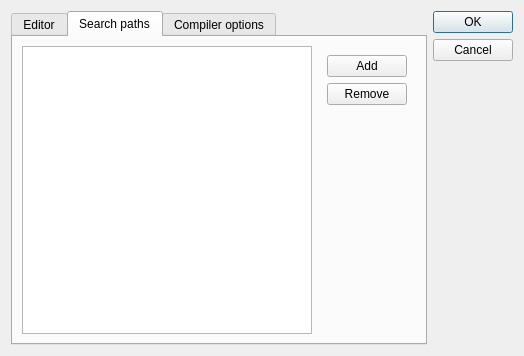
This is preferencesdialog.ui in rosco-pc/pzst as Qt 5 draws it before an edit. The edited form follows.
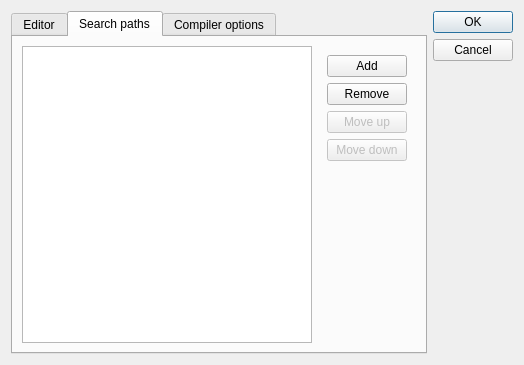
This is the edited form. The open tabs and pages were chosen to show the change. Icons and pictures are not drawn.

Commit message: up/down controls for search paths list

The edit to the form file:
```diff
--- a/preferencesdialog.ui
+++ b/preferencesdialog.ui
@@ -7,7 +7,7 @@
     <x>0</x>
     <y>0</y>
     <width>524</width>
-    <height>338</height>
+    <height>365</height>
    </rect>
   </property>
   <property name="windowTitle">
@@ -217,6 +217,26 @@
             </property>
            </widget>
           </item>
+          <item>
+           <widget class="QPushButton" name="moveUp">
+            <property name="enabled">
+             <bool>false</bool>
+            </property>
+            <property name="text">
+             <string>Move up</string>
+            </property>
+           </widget>
+          </item>
+          <item>
+           <widget class="QPushButton" name="moveDown">
+            <property name="enabled">
+             <bool>false</bool>
+            </property>
+            <property name="text">
+             <string>Move down</string>
+            </property>
+           </widget>
+          </item>
           <item>
            <spacer name="verticalSpacer_2">
             <property name="orientation">
```
Left out of the diff: 2 changed lines with no effect on the pictures. The commit also changes 2 other files.
